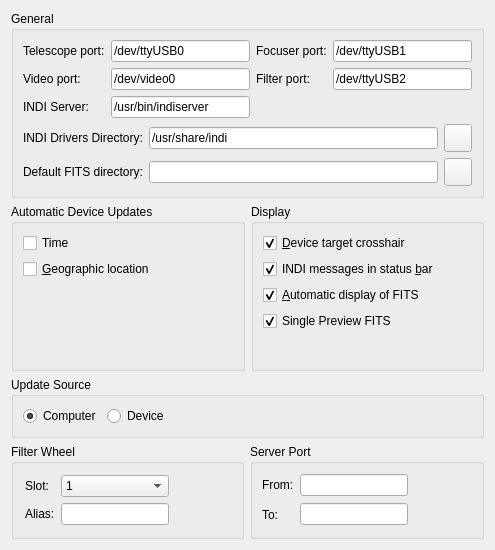
Old version of the form kstars/indi/opsindi.ui in the repository KDE/kstars.
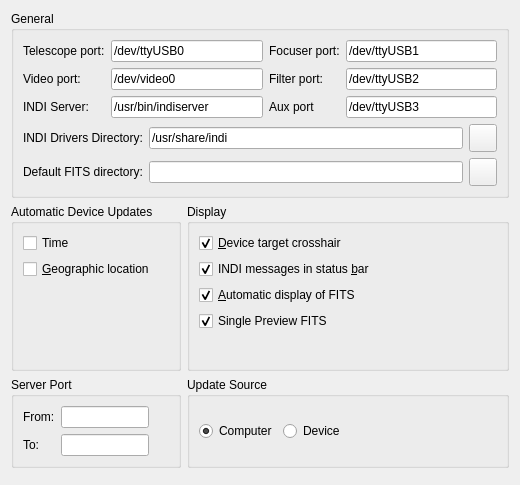
New version of the form.

Commit message: Remove obselete filter list. Cleanup INDI options dialog. Show INDI messages option in status bar is now working.

What changed in the file:
```diff
--- a/kstars/indi/opsindi.ui
+++ b/kstars/indi/opsindi.ui
@@ -6,8 +6,8 @@
    <rect>
     <x>0</x>
     <y>0</y>
-    <width>495</width>
-    <height>550</height>
+    <width>520</width>
+    <height>485</height>
    </rect>
   </property>
   <layout class="QVBoxLayout" name="verticalLayout_3">
@@ -36,7 +36,7 @@
           </property>
          </widget>
         </item>
-        <item row="0" column="2" colspan="2">
+        <item row="0" column="2">
          <widget class="QLabel" name="telescopeLabel_2">
           <property name="toolTip">
            <string>Default INDI telescope port</string>
@@ -46,7 +46,7 @@
           </property>
          </widget>
         </item>
-        <item row="0" column="4">
+        <item row="0" column="3">
          <widget class="QLineEdit" name="kcfg_focuserPort">
           <property name="text">
            <string>/dev/ttyUSB1</string>
@@ -80,7 +80,7 @@
           </property>
          </widget>
         </item>
-        <item row="1" column="4">
+        <item row="1" column="3">
          <widget class="QLineEdit" name="kcfg_filterPort">
           <property name="text">
            <string notr="true">/dev/ttyUSB2</string>
@@ -104,18 +104,22 @@
           </property>
          </widget>
         </item>
-        <item row="2" column="3" colspan="2">
-         <spacer name="horizontalSpacer_2">
-          <property name="orientation">
-           <enum>Qt::Horizontal</enum>
+        <item row="2" column="2">
+         <widget class="QLabel" name="telescopeLabel_4">
+          <property name="toolTip">
+           <string>Default INDI telescope port</string>
           </property>
-          <property name="sizeHint" stdset="0">
-           <size>
-            <width>40</width>
-            <height>20</height>
-           </size>
+          <property name="text">
+           <string notr="true">Aux port</string>
           </property>
-         </spacer>
+         </widget>
+        </item>
+        <item row="2" column="3">
+         <widget class="QLineEdit" name="kcfg_auxPort">
+          <property name="text">
+           <string notr="true">/dev/ttyUSB3</string>
+          </property>
+         </widget>
         </item>
        </layout>
       </item>
@@ -211,13 +215,13 @@
     </widget>
    </item>
    <item>
-    <layout class="QHBoxLayout" name="horizontalLayout_2">
-     <item>
+    <layout class="QGridLayout" name="gridLayout_2">
+     <item row="0" column="0">
       <widget class="QGroupBox" name="autoGroup">
        <property name="title">
         <string>Automatic Device Updates</string>
        </property>
-       <layout class="QVBoxLayout" name="verticalLayout_8">
+       <layout class="QVBoxLayout" name="verticalLayout_2">
         <item>
          <widget class="QCheckBox" name="kcfg_useTimeUpdate">
           <property name="toolTip">
@@ -258,7 +262,7 @@
           <property name="sizeHint" stdset="0">
            <size>
             <width>20</width>
-            <height>32</height>
+            <height>40</height>
            </size>
           </property>
          </spacer>
@@ -269,12 +273,12 @@
        <zorder>verticalSpacer_2</zorder>
       </widget>
      </item>
-     <item>
+     <item row="0" column="1">
       <widget class="QGroupBox" name="displayGroup">
        <property name="title">
         <string>Display</string>
        </property>
-       <layout class="QVBoxLayout" name="verticalLayout_2">
+       <layout class="QVBoxLayout" name="verticalLayout_4">
         <item>
          <widget class="QCheckBox" name="kcfg_showTargetCrosshair">
           <property name="toolTip">
@@ -350,222 +354,13 @@
           <property name="orientation">
            <enum>Qt::Vertical</enum>
           </property>
-          <property name="sizeHint" stdset="0">
-           <size>
-            <width>20</width>
-            <height>28</height>
-           </size>
-          </property>
-         </spacer>
-        </item>
-       </layout>
-      </widget>
-     </item>
-    </layout>
-   </item>
-   <item>
-    <widget class="QGroupBox" name="groupBox_2">
-     <property name="whatsThis">
-      <string>Synchronize KStars according to either the computer or device time and location settings.</string>
-     </property>
-     <property name="title">
-      <string>Update Source</string>
-     </property>
-     <layout class="QHBoxLayout" name="horizontalLayout">
-      <item>
-       <widget class="QRadioButton" name="kcfg_useComputerSource">
-        <property name="text">
-         <string>Computer</string>
-        </property>
-        <property name="checkable">
-         <bool>true</bool>
-        </property>
-        <property name="checked">
-         <bool>true</bool>
-        </property>
-       </widget>
-      </item>
-      <item>
-       <widget class="QRadioButton" name="kcfg_useDeviceSource">
-        <property name="text">
-         <string>Device</string>
-        </property>
-       </widget>
-      </item>
-      <item>
-       <spacer name="horizontalSpacer">
-        <property name="orientation">
-         <enum>Qt::Horizontal</enum>
-        </property>
-        <property name="sizeHint" stdset="0">
-         <size>
-          <width>429</width>
-          <height>20</height>
-         </size>
-        </property>
-       </spacer>
-      </item>
-     </layout>
-    </widget>
-   </item>
-   <item>
-    <layout class="QHBoxLayout" name="horizontalLayout_3">
-     <item>
-      <widget class="QGroupBox" name="autoGroup_2">
-       <property name="toolTip">
-        <string>Assign color values for your filter wheel slots</string>
-       </property>
-       <property name="whatsThis">
-        <string>Assign an alias to each filter wheel slot number. For example, you can assing slot 0 to Red, slot 1 to Green, etc..</string>
-       </property>
-       <property name="title">
-        <string>Filter Wheel</string>
-       </property>
-       <layout class="QHBoxLayout">
-        <property name="spacing">
-         <number>6</number>
-        </property>
-        <property name="leftMargin">
-         <number>11</number>
-        </property>
-        <property name="topMargin">
-         <number>11</number>
-        </property>
-        <property name="rightMargin">
-         <number>11</number>
-        </property>
-        <property name="bottomMargin">
-         <number>11</number>
-        </property>
-        <item>
-         <layout class="QVBoxLayout">
-          <property name="spacing">
-           <number>6</number>
-          </property>
-          <property name="leftMargin">
-           <number>0</number>
-          </property>
-          <property name="topMargin">
-           <number>0</number>
-          </property>
-          <property name="rightMargin">
-           <number>0</number>
-          </property>
-          <property name="bottomMargin">
-           <number>0</number>
-          </property>
-          <item>
-           <widget class="QLabel" name="textLabel1">
-            <property name="text">
-             <string>Slot:</string>
-            </property>
-           </widget>
-          </item>
-          <item>
-           <widget class="QLabel" name="textLabel2">
-            <property name="text">
-             <string>Alias:</string>
-            </property>
-           </widget>
-          </item>
-         </layout>
-        </item>
-        <item>
-         <layout class="QVBoxLayout">
-          <property name="spacing">
-           <number>6</number>
-          </property>
-          <property name="leftMargin">
-           <number>0</number>
-          </property>
-          <property name="topMargin">
-           <number>0</number>
-          </property>
-          <property name="rightMargin">
-           <number>0</number>
-          </property>
-          <property name="bottomMargin">
-           <number>0</number>
-          </property>
-          <item>
-           <widget class="QComboBox" name="filterSlotCombo">
-            <property name="sizePolicy">
-             <sizepolicy hsizetype="Preferred" vsizetype="Fixed">
-              <horstretch>0</horstretch>
-              <verstretch>0</verstretch>
-             </sizepolicy>
-            </property>
-            <item>
-             <property name="text">
-              <string>1</string>
-             </property>
-            </item>
-            <item>
-             <property name="text">
-              <string>2</string>
-             </property>
-            </item>
-            <item>
-             <property name="text">
-              <string>3</string>
-             </property>
-            </item>
-            <item>
-             <property name="text">
-              <string>4</string>
-             </property>
-            </item>
-            <item>
-             <property name="text">
-              <string>5</string>
-             </property>
-            </item>
-            <item>
-             <property name="text">
-              <string>6</string>
-             </property>
-            </item>
-            <item>
-             <property name="text">
-              <string>7</string>
-             </property>
-            </item>
-            <item>
-             <property name="text">
-              <string>8</string>
-             </property>
-            </item>
-            <item>
-             <property name="text">
-              <string>9</string>
-             </property>
-            </item>
-           </widget>
-          </item>
-          <item>
-           <widget class="QLineEdit" name="kcfg_filterAlias">
-            <property name="sizePolicy">
-             <sizepolicy hsizetype="Preferred" vsizetype="Fixed">
-              <horstretch>0</horstretch>
-              <verstretch>0</verstretch>
-             </sizepolicy>
-            </property>
-           </widget>
-          </item>
-         </layout>
-        </item>
-        <item>
-         <spacer>
-          <property name="orientation">
-           <enum>Qt::Horizontal</enum>
-          </property>
           <property name="sizeType">
-           <enum>QSizePolicy::Preferred</enum>
+           <enum>QSizePolicy::MinimumExpanding</enum>
           </property>
           <property name="sizeHint" stdset="0">
            <size>
-            <width>61</width>
-            <height>20</height>
+            <width>20</width>
+            <height>28</height>
            </size>
           </property>
          </spacer>
@@ -573,7 +368,7 @@
        </layout>
       </widget>
      </item>
-     <item>
+     <item row="1" column="0">
       <widget class="QGroupBox" name="groupBox">
        <property name="whatsThis">
         <string>Specify range of ports that INDI Server will bind to when starting new drivers</string>
@@ -581,22 +376,7 @@
        <property name="title">
         <string>Server Port</string>
        </property>
-       <layout class="QHBoxLayout">
-        <property name="spacing">
-         <number>6</number>
-        </property>
-        <property name="leftMargin">
-         <number>9</number>
-        </property>
-        <property name="topMargin">
-         <number>9</number>
-        </property>
-        <property name="rightMargin">
-         <number>9</number>
-        </property>
-        <property name="bottomMargin">
-         <number>9</number>
-        </property>
+       <layout class="QHBoxLayout" name="horizontalLayout_2">
         <item>
          <layout class="QVBoxLayout">
           <property name="spacing">
@@ -671,8 +451,66 @@
        </layout>
       </widget>
      </item>
+     <item row="1" column="1">
+      <widget class="QGroupBox" name="groupBox_2">
+       <property name="whatsThis">
+        <string>Synchronize KStars according to either the computer or device time and location settings.</string>
+       </property>
+       <property name="title">
+        <string>Update Source</string>
+       </property>
+       <layout class="QHBoxLayout" name="horizontalLayout">
+        <item>
+         <widget class="QRadioButton" name="kcfg_useComputerSource">
+          <property name="text">
+           <string>Computer</string>
+          </property>
+          <property name="checkable">
+           <bool>true</bool>
+          </property>
+          <property name="checked">
+           <bool>true</bool>
+          </property>
+         </widget>
+        </item>
+        <item>
+         <widget class="QRadioButton" name="kcfg_useDeviceSource">
+          <property name="text">
+           <string>Device</string>
+          </property>
+         </widget>
+        </item>
+        <item>
+         <spacer name="horizontalSpacer">
+          <property name="orientation">
+           <enum>Qt::Horizontal</enum>
+          </property>
+          <property name="sizeHint" stdset="0">
+           <size>
+            <width>429</width>
+            <height>20</height>
+           </size>
+          </property>
+         </spacer>
+        </item>
+       </layout>
+      </widget>
+     </item>
     </layout>
    </item>
+   <item>
+    <spacer name="verticalSpacer_3">
+     <property name="orientation">
+      <enum>Qt::Vertical</enum>
+     </property>
+     <property name="sizeHint" stdset="0">
+      <size>
+       <width>20</width>
+       <height>40</height>
+      </size>
+     </property>
+    </spacer>
+   </item>
   </layout>
  </widget>
  <tabstops>
```
Left out of the diff: 3 changed lines with no effect on the pictures. The commit also changes 5 other files.
